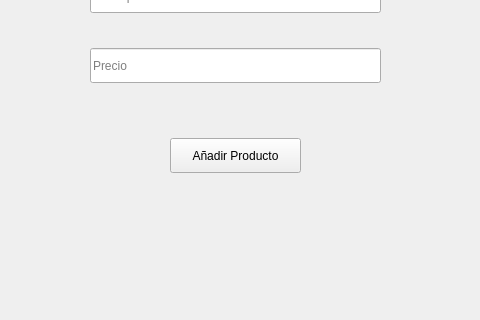
The window that pantalla_proveedor.ui (barreto-exe/Delivender) describes before a commit, drawn with Qt 5; both pictures show x 0 to 480 and y 202 to 522 of the 900 by 680 pixel window.
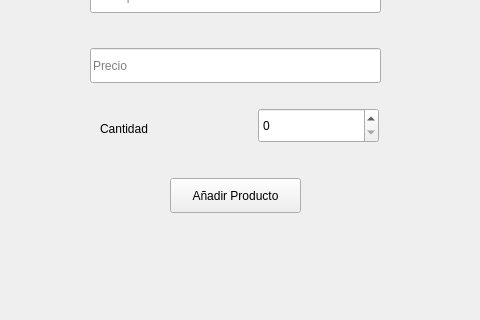
The same window after the commit. The open tabs and pages were chosen to show the change.

What changed in the file:
```diff
--- a/pantalla_proveedor.ui
+++ b/pantalla_proveedor.ui
@@ -221,7 +221,7 @@
      <property name="geometry">
       <rect>
        <x>170</x>
-       <y>340</y>
+       <y>380</y>
        <width>131</width>
        <height>35</height>
       </rect>
@@ -243,6 +243,35 @@
       <string>Atras</string>
      </property>
     </widget>
+    <widget class="QSpinBox" name="cantidad">
+     <property name="geometry">
+      <rect>
+       <x>258</x>
+       <y>310</y>
+       <width>121</width>
+       <height>35</height>
+      </rect>
+     </property>
+     <property name="maximum">
+      <number>1000</number>
+     </property>
+    </widget>
+    <widget class="QLabel" name="label_3">
+     <property name="geometry">
+      <rect>
+       <x>100</x>
+       <y>320</y>
+       <width>121</width>
+       <height>21</height>
+      </rect>
+     </property>
+     <property name="styleSheet">
+      <string notr="true">font: 75 14pt &quot;Quicksand&quot;;</string>
+     </property>
+     <property name="text">
+      <string>Cantidad</string>
+     </property>
+    </widget>
    </widget>
   </widget>
  </widget>
```
